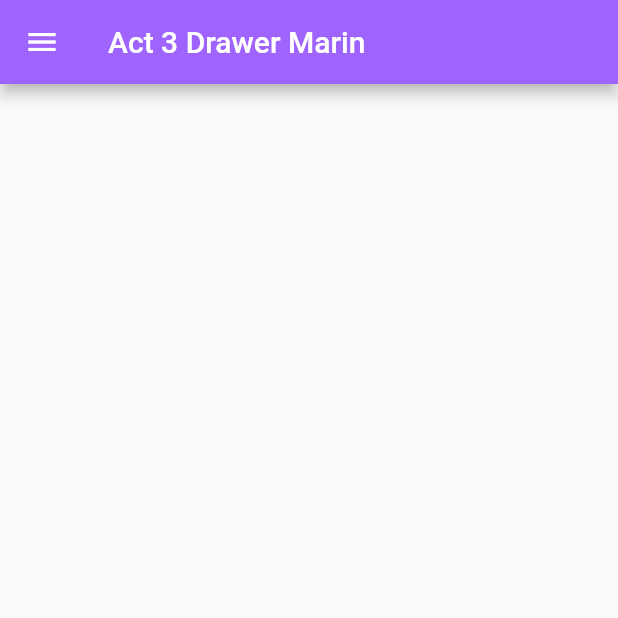
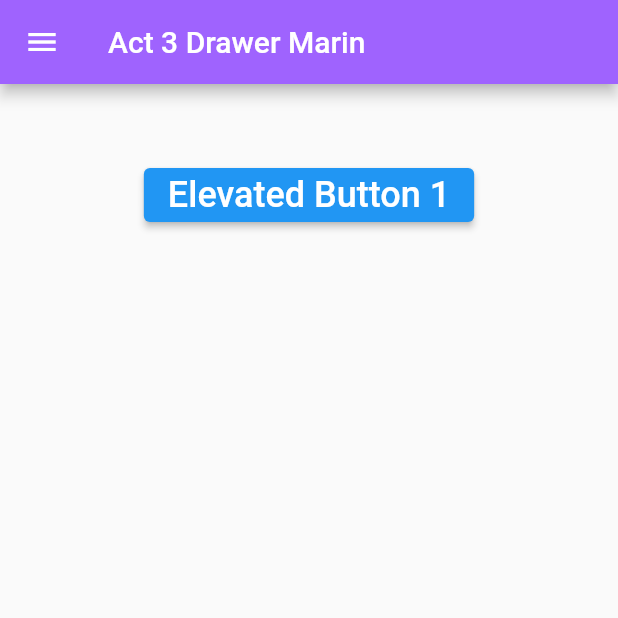
Before and after one commit to fatmarin03/DrawerFluttLab, a Flutter app: the screen it shows after launch, on a phone screen of 412 x 824 dp, the top half of it. Run offline on Flutter 3.47's test engine with Material 2 defaults, Android fonts, the phone set to English and light mode, and no system bars.

```diff
--- a/lib/main.dart
+++ b/lib/main.dart
@@ -3,7 +3,7 @@ import 'package:flutter/material.dart';
 void main() => runApp(MyApp());
 
 class MyApp extends StatelessWidget {
-  const MyApp({super.key});
+  const MyApp({Key? key}) : super(key: key);
   static const String _title = 'Drawer Flutter';
   // This widget is the root of your application.
   @override
@@ -26,9 +26,12 @@ class MyHomePage extends StatefulWidget {
 }
 
 class _MyHomePageState extends State<MyHomePage> {
+  final GlobalKey<ScaffoldState> _key = GlobalKey(); // Create a key
+
   @override
   Widget build(BuildContext context) {
     return Scaffold(
+      key: _key,
       appBar: AppBar(
         title: Text('Act 3 Drawer Marin'),
         backgroundColor: const Color(0xff9f63fe),
@@ -82,6 +85,22 @@ class _MyHomePageState extends State<MyHomePage> {
                 Navigator.pop(context);
               },
             ),
+            AboutListTile(
+              // <-- SEE HERE
+              icon: Icon(
+                Icons.info,
+              ),
+              child: Text('Acerca  de la app'),
+              applicationIcon: Icon(
+                Icons.local_play,
+              ),
+              applicationName: 'Mi aplicacion chida',
+              applicationVersion: '1.0.25',
+              applicationLegalese: '© 2023 Compañia',
+              aboutBoxChildren: [
+                ///Content goes here...
+              ],
+            ),
           ],
         ),
       ),
@@ -91,6 +110,15 @@ class _MyHomePageState extends State<MyHomePage> {
             SizedBox(
               height: 50,
             ),
+            ElevatedButton(
+              onPressed: () {
+                _key.currentState!.openDrawer(); //<-- SEE HERE
+              },
+              child: const Text(
+                'Elevated Button 1',
+                style: TextStyle(fontSize: 24),
+              ),
+            ),
           ],
         ),
       ),
```
